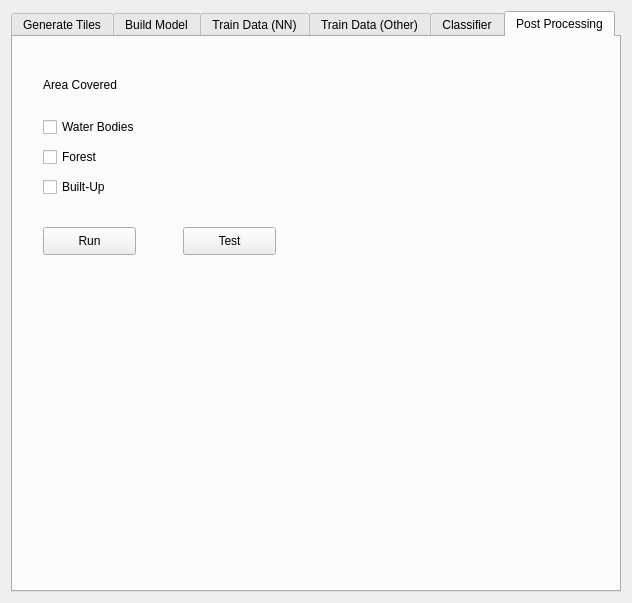
Before: the Qt Designer form RandomForestClassifier_dialog_base.ui in atishayjn/QGIS-Plugin, drawn with Qt 5.
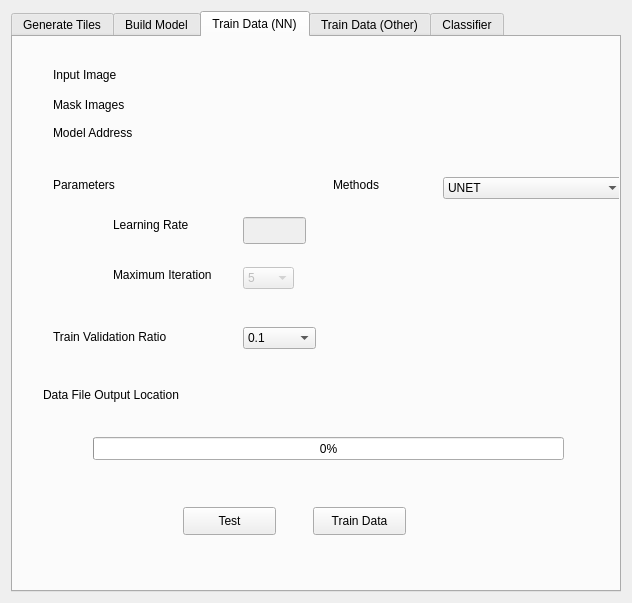
After: the same form once the commit is applied. The open tabs and pages were chosen to show the change. Custom widgets are drawn as their Qt base class.

Commit message: Library import in console and rfc_train input verification

Patch:
```diff
--- a/RandomForestClassifier_dialog_base.ui
+++ b/RandomForestClassifier_dialog_base.ui
@@ -1587,89 +1587,6 @@
        </property>
       </widget>
      </widget>
-     <widget class="QWidget" name="tab_4">
-      <attribute name="title">
-       <string>Post Processing</string>
-      </attribute>
-      <widget class="QLabel" name="label_36">
-       <property name="geometry">
-        <rect>
-         <x>30</x>
-         <y>40</y>
-         <width>91</width>
-         <height>16</height>
-        </rect>
-       </property>
-       <property name="text">
-        <string>Area Covered</string>
-       </property>
-      </widget>
-      <widget class="QCheckBox" name="checkBox">
-       <property name="geometry">
-        <rect>
-         <x>30</x>
-         <y>80</y>
-         <width>131</width>
-         <height>20</height>
-        </rect>
-       </property>
-       <property name="text">
-        <string>Water Bodies</string>
-       </property>
-      </widget>
-      <widget class="QCheckBox" name="checkBox_2">
-       <property name="geometry">
-        <rect>
-         <x>30</x>
-         <y>110</y>
-         <width>131</width>
-         <height>20</height>
-        </rect>
-       </property>
-       <property name="text">
-        <string>Forest</string>
-       </property>
-      </widget>
-      <widget class="QCheckBox" name="checkBox_3">
-       <property name="geometry">
-        <rect>
-         <x>30</x>
-         <y>140</y>
-         <width>131</width>
-         <height>20</height>
-        </rect>
-       </property>
-       <property name="text">
-        <string>Built-Up</string>
-       </property>
-      </widget>
-      <widget class="QPushButton" name="pushButton">
-       <property name="geometry">
-        <rect>
-         <x>30</x>
-         <y>190</y>
-         <width>93</width>
-         <height>28</height>
-        </rect>
-       </property>
-       <property name="text">
-        <string>Run</string>
-       </property>
-      </widget>
-      <widget class="QPushButton" name="pushButton_2">
-       <property name="geometry">
-        <rect>
-         <x>170</x>
-         <y>190</y>
-         <width>93</width>
-         <height>28</height>
-        </rect>
-       </property>
-       <property name="text">
-        <string>Test</string>
-       </property>
-      </widget>
-     </widget>
     </widget>
    </item>
   </layout>
```
The commit also changes 2 other files.
